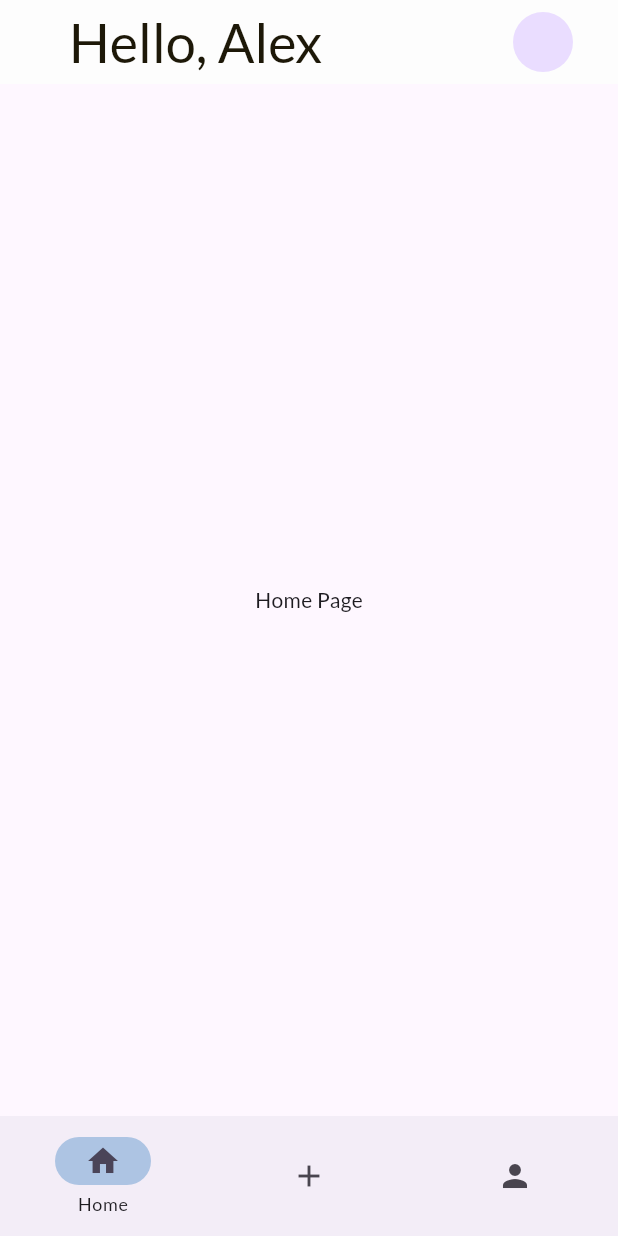
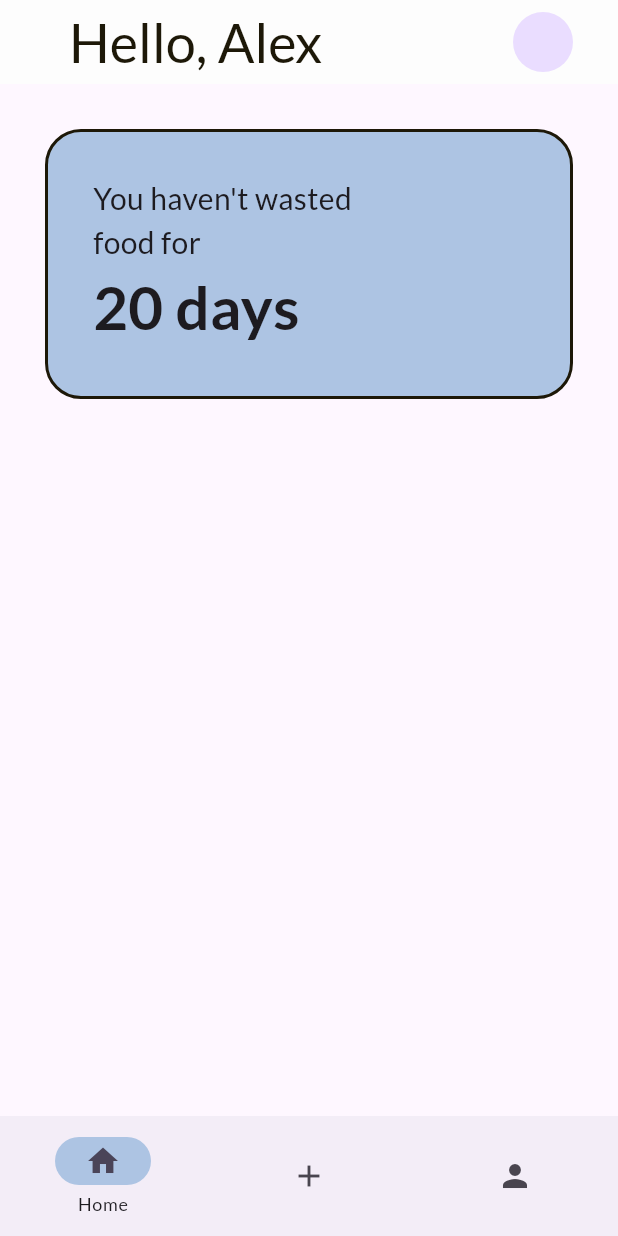
Before and after one commit to SimonFine/Lodowka, a Flutter app: the HomePage screen opened directly, on a phone screen of 412 x 824 dp. Run offline on Flutter 3.47's test engine with Material 3 defaults, Android fonts, the phone set to English and light mode, and no system bars; our stand-ins replace google_fonts, group_button; missing offline and left inert: openfoodfacts.

Commit message:
Add banner in home_page

```diff
--- a/lodowka/lib/pages/home_page.dart
+++ b/lodowka/lib/pages/home_page.dart
@@ -64,8 +64,43 @@ class _HomePageState extends State<HomePage> {
         ],
       ),
       body: <Widget>[
-        const Center(
-          child: Text('Home Page'),
+        Padding(
+          padding: const EdgeInsets.all(30.0),
+          child: Center(
+            child: ListView(
+              children: [
+                Expanded(
+                  child: Container(
+                    height: 180,
+                    decoration: BoxDecoration(
+                      color: Color(0xFFADC4E3),
+                      border: Border.all(
+                        width: 2,
+                        color: Color(0xFF1D1808)
+                      ),
+                      borderRadius: BorderRadius.circular(24)
+                    ),
+                    child: Padding(
+                      padding: const EdgeInsets.all(30.0),
+                      child: Column(
+                        crossAxisAlignment: CrossAxisAlignment.start,
+                        children: [
+                          Text("You haven't wasted",
+                            style: TextStyle(
+                              fontSize: 20),),
+                          Text("food for", style: TextStyle(fontSize: 20)),
+                          Text("20 days",
+                            style: TextStyle(
+                              fontSize: 40,
+                              fontWeight: FontWeight.bold
+                              ))
+                        ],
+                      ),
+                    ),
+                  ))
+              ],
+            ),
+          ),
         ),
         const AddProduct(),
         const Profile(),
```
